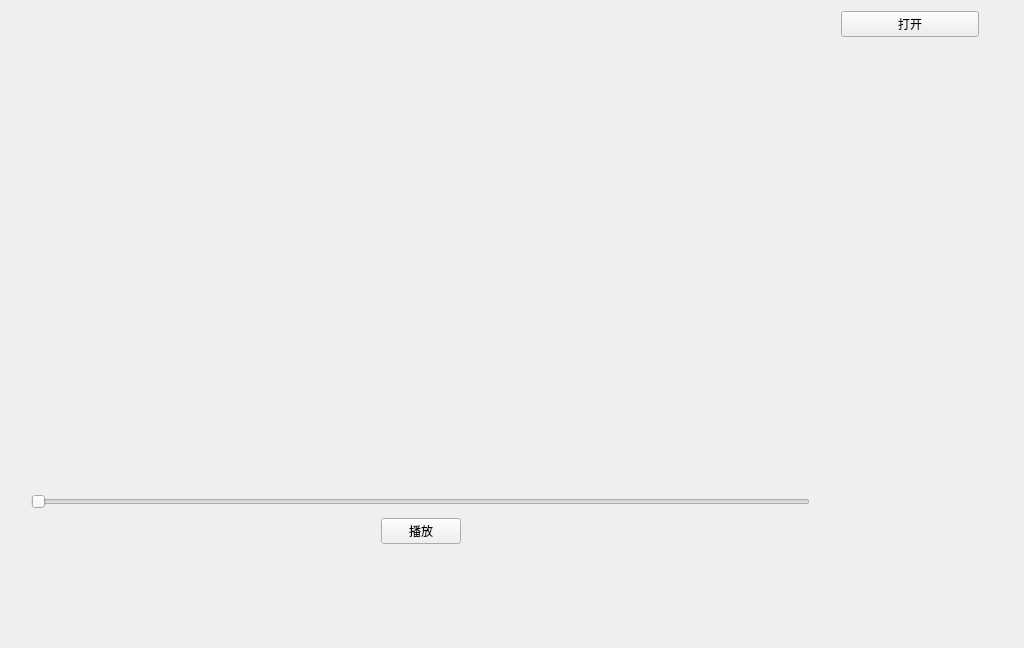
This is mediawidget.ui in TG-theghost/media as Qt 5 draws it before an edit. The edited form follows.
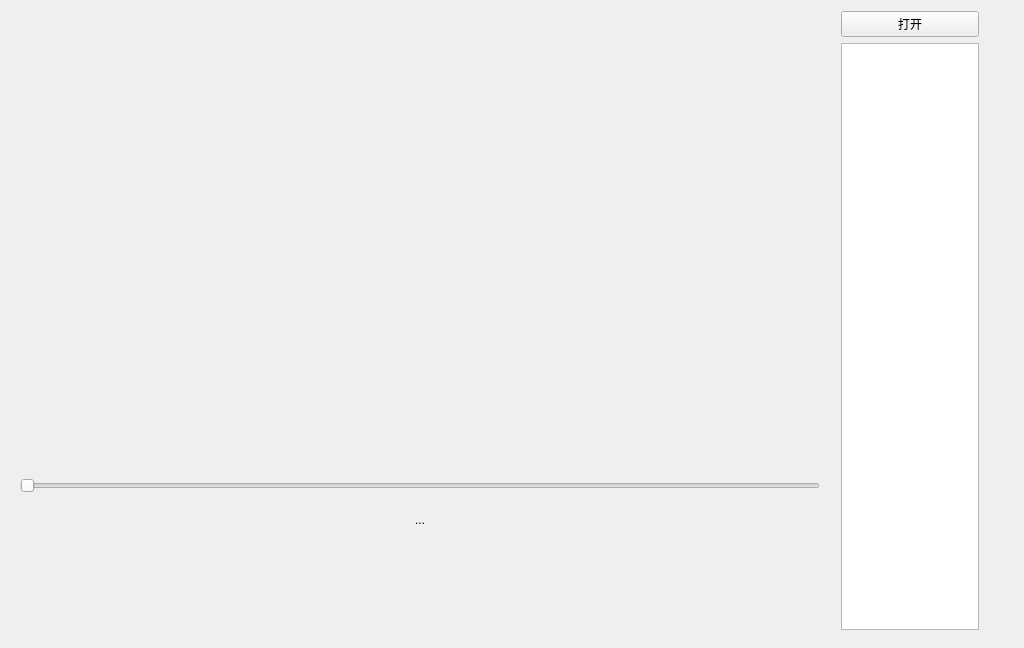
This is the edited form. Icons and pictures are not drawn.

```diff
--- a/mediawidget.ui
+++ b/mediawidget.ui
@@ -13,62 +13,6 @@
   <property name="windowTitle">
    <string>Widget</string>
   </property>
-  <widget class="QWidget" name="verticalLayoutWidget">
-   <property name="geometry">
-    <rect>
-     <x>20</x>
-     <y>480</y>
-     <width>801</width>
-     <height>80</height>
-    </rect>
-   </property>
-   <layout class="QVBoxLayout" name="verticalLayout">
-    <item>
-     <widget class="QSlider" name="horizontalSlider">
-      <property name="orientation">
-       <enum>Qt::Horizontal</enum>
-      </property>
-     </widget>
-    </item>
-    <item>
-     <layout class="QHBoxLayout" name="horizontalLayout">
-      <item>
-       <spacer name="horizontalSpacer">
-        <property name="orientation">
-         <enum>Qt::Horizontal</enum>
-        </property>
-        <property name="sizeHint" stdset="0">
-         <size>
-          <width>40</width>
-          <height>20</height>
-         </size>
-        </property>
-       </spacer>
-      </item>
-      <item>
-       <widget class="QPushButton" name="pushButton_2">
-        <property name="text">
-         <string>播放</string>
-        </property>
-       </widget>
-      </item>
-      <item>
-       <spacer name="horizontalSpacer_2">
-        <property name="orientation">
-         <enum>Qt::Horizontal</enum>
-        </property>
-        <property name="sizeHint" stdset="0">
-         <size>
-          <width>40</width>
-          <height>20</height>
-         </size>
-        </property>
-       </spacer>
-      </item>
-     </layout>
-    </item>
-   </layout>
-  </widget>
   <widget class="QWidget" name="verticalLayoutWidget_2">
    <property name="geometry">
     <rect>
@@ -87,17 +31,7 @@
      </widget>
     </item>
     <item>
-     <spacer name="verticalSpacer">
-      <property name="orientation">
-       <enum>Qt::Vertical</enum>
-      </property>
-      <property name="sizeHint" stdset="0">
-       <size>
-        <width>20</width>
-        <height>40</height>
-       </size>
-      </property>
-     </spacer>
+     <widget class="QListWidget" name="listWidget"/>
     </item>
    </layout>
   </widget>
@@ -114,6 +48,67 @@
     <string/>
    </property>
   </widget>
+  <widget class="QToolButton" name="toolButton">
+   <property name="geometry">
+    <rect>
+     <x>390</x>
+     <y>490</y>
+     <width>60</width>
+     <height>60</height>
+    </rect>
+   </property>
+   <property name="text">
+    <string>...</string>
+   </property>
+   <property name="icon">
+    <iconset resource="res.qrc">
+     <normaloff>:/image/播放.png</normaloff>:/image/播放.png</iconset>
+   </property>
+   <property name="iconSize">
+    <size>
+     <width>60</width>
+     <height>60</height>
+    </size>
+   </property>
+   <property name="autoRaise">
+    <bool>true</bool>
+   </property>
+  </widget>
+  <widget class="QSlider" name="playSlider">
+   <property name="geometry">
+    <rect>
+     <x>20</x>
+     <y>475</y>
+     <width>800</width>
+     <height>22</height>
+    </rect>
+   </property>
+   <property name="orientation">
+    <enum>Qt::Horizontal</enum>
+   </property>
+  </widget>
+  <widget class="QWidget" name="">
+   <property name="geometry">
+    <rect>
+     <x>0</x>
+     <y>0</y>
+     <width>2</width>
+     <height>2</height>
+    </rect>
+   </property>
+   <layout class="QVBoxLayout" name="verticalLayout"/>
+  </widget>
+  <widget class="QWidget" name="">
+   <property name="geometry">
+    <rect>
+     <x>0</x>
+     <y>0</y>
+     <width>2</width>
+     <height>2</height>
+    </rect>
+   </property>
+   <layout class="QHBoxLayout" name="horizontalLayout"/>
+  </widget>
  </widget>
  <layoutdefault spacing="6" margin="11"/>
  <resources/>
```
Left out of the diff: 4 changed lines with no effect on the pictures.
